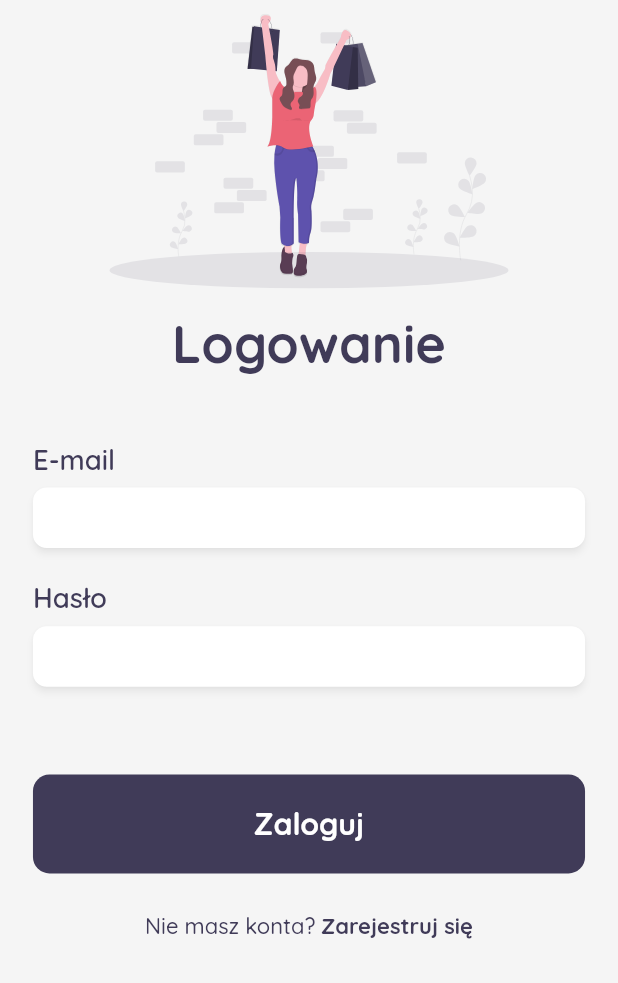
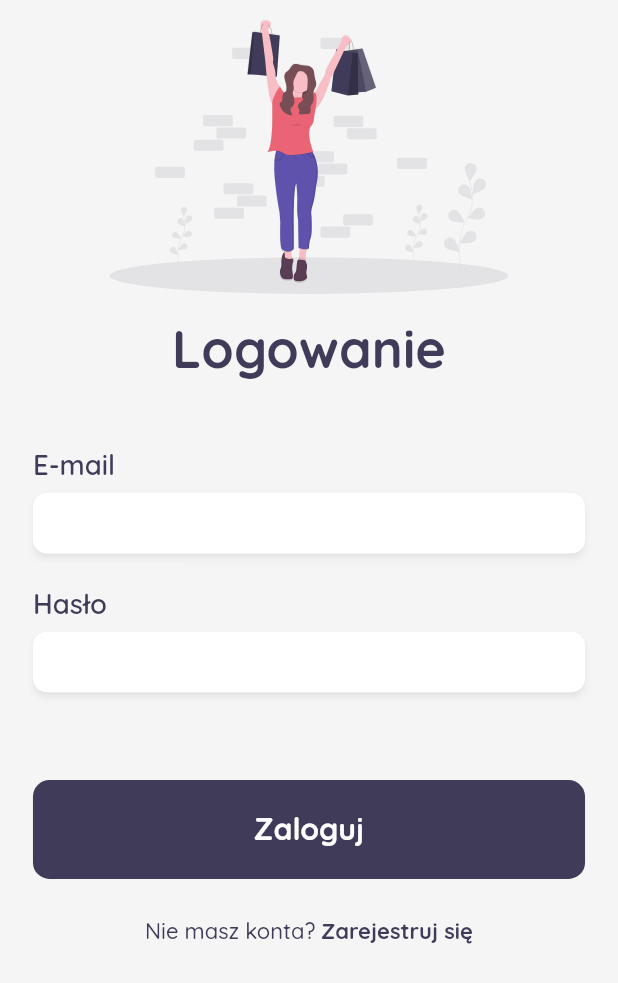
Before and after one commit to WeSsli/SneakersShop, a Flutter app: the screen it shows after launch, on a phone screen of 412 x 824 dp. Shown: the top 983 px of the screen. Run offline on Flutter 3.47's test engine with Material 2 defaults, Android fonts, the phone set to English and light mode, and no system bars; our stand-ins replace firebase_core, flutter_svg, get, google_fonts, responsive_framework; accounts and stored records are empty.

Commit message:
Adjusted login screen

```diff
--- a/lib/screens/login_screen.dart
+++ b/lib/screens/login_screen.dart
@@ -14,14 +14,14 @@ class LoginScreen extends StatelessWidget {
           child: Column(
             children: [
               SizedBox(
-                height: context.mediaQuery.padding.top,
+                height: context.mediaQuery.padding.top + 4,
               ),
               Container(
                 margin: EdgeInsets.only(top: 10),
                 child: SizedBox(
                   child: SvgPicture.asset('assets/images/LoginImage.svg'),
-                  height: 200,
                 ),
+                height: 200,
               ),
               SizedBox(
                 height: 16,
```
